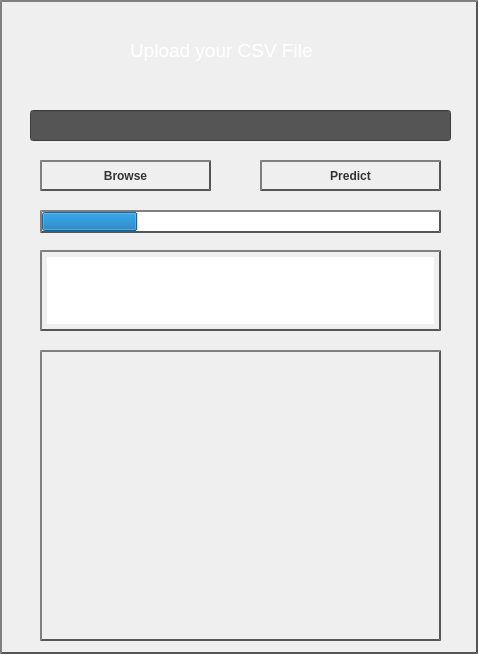
Aineshphanithi/Anatomizing-ML-Algorithms, file browse.ui: the form before one commit.
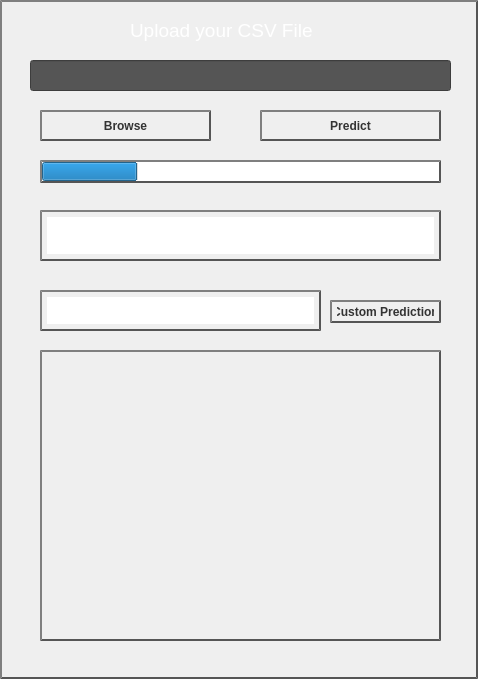
The form after the commit.

Commit message: added an UI DeepLearning Layer

```diff
--- a/browse.ui
+++ b/browse.ui
@@ -7,7 +7,7 @@
     <x>0</x>
     <y>0</y>
     <width>478</width>
-    <height>654</height>
+    <height>679</height>
    </rect>
   </property>
   <property name="windowTitle">
@@ -32,7 +32,7 @@
    <property name="geometry">
     <rect>
      <x>30</x>
-     <y>110</y>
+     <y>60</y>
      <width>421</width>
      <height>31</height>
     </rect>
@@ -46,7 +46,7 @@
    <property name="geometry">
     <rect>
      <x>40</x>
-     <y>160</y>
+     <y>110</y>
      <width>171</width>
      <height>31</height>
     </rect>
@@ -96,7 +96,7 @@
    <property name="geometry">
     <rect>
      <x>130</x>
-     <y>30</y>
+     <y>10</y>
      <width>221</width>
      <height>41</height>
     </rect>
@@ -113,7 +113,7 @@
    <property name="geometry">
     <rect>
      <x>260</x>
-     <y>160</y>
+     <y>110</y>
      <width>181</width>
      <height>31</height>
     </rect>
@@ -162,9 +162,9 @@
    <property name="geometry">
     <rect>
      <x>40</x>
-     <y>250</y>
+     <y>210</y>
      <width>401</width>
-     <height>81</height>
+     <height>51</height>
     </rect>
    </property>
    <property name="styleSheet">
@@ -189,7 +189,7 @@
    <property name="geometry">
     <rect>
      <x>40</x>
-     <y>210</y>
+     <y>160</y>
      <width>401</width>
      <height>23</height>
     </rect>
@@ -257,6 +257,82 @@
     </property>
    </widget>
   </widget>
+  <widget class="QPushButton" name="pushButton">
+   <property name="geometry">
+    <rect>
+     <x>330</x>
+     <y>300</y>
+     <width>111</width>
+     <height>23</height>
+    </rect>
+   </property>
+   <property name="styleSheet">
+    <string notr="true">QPushButton {
+    color: #333;
+    border: 2px solid #555;
+    border-radius: 20px;
+    border-style: outset;
+    background: qradialgradient(
+        cx: 0.3, cy: -0.4, fx: 0.3, fy: -0.4,
+        radius: 2.5, stop: 0 #ff6347, stop: 1 #0000ff
+        );
+    padding: 5px;
+	font-family: &quot;Times New Roman&quot;, Times, serif;
+	font-weight: bold;
+	font-size: 12px;
+	p.color:#8effff;
+    }
+
+QPushButton:hover {
+    background: qradialgradient(
+        cx: 0.3, cy: -0.4, fx: 0.3, fy: -0.4,
+        radius: 1.35, stop: 0 #5100ff, stop: 1#ff0018
+        );
+	color:#8effff;
+    }
+QPushButton:hover h4{
+	color:#8effff;;
+}
+
+QPushButton:pressed {
+    border-style: inset;
+    background: qradialgradient(
+        cx: 0.3, cy: -0.4, fx: 0.3, fy: -0.4,
+        radius: 2.5, stop: 0 #5100ff, stop: 1#ff0018
+        );
+    }</string>
+   </property>
+   <property name="text">
+    <string>Custom Prediction</string>
+   </property>
+  </widget>
+  <widget class="QTextEdit" name="textEdit">
+   <property name="geometry">
+    <rect>
+     <x>40</x>
+     <y>290</y>
+     <width>281</width>
+     <height>41</height>
+    </rect>
+   </property>
+   <property name="styleSheet">
+    <string notr="true">QTextEdit{
+    color: #fff;
+    border: 2px solid #555;
+    border-style: outset;
+    background: qradialgradient(
+        cx: 0.3, cy: -0.4, fx: 0.3, fy: -0.4,
+        radius: 4.5, stop: 0 #111, stop: 1 #fff
+        );
+    padding: 5px;
+	font-family: &quot;Times New Roman&quot;, Times, serif;
+	font-weight: bold;
+	font-size: 12px;
+	p.color:#8effff;
+    }
+</string>
+   </property>
+  </widget>
  </widget>
  <resources>
   <include location="MLModelImageTest.qrc"/>
```
The commit also changes 7 other files.
